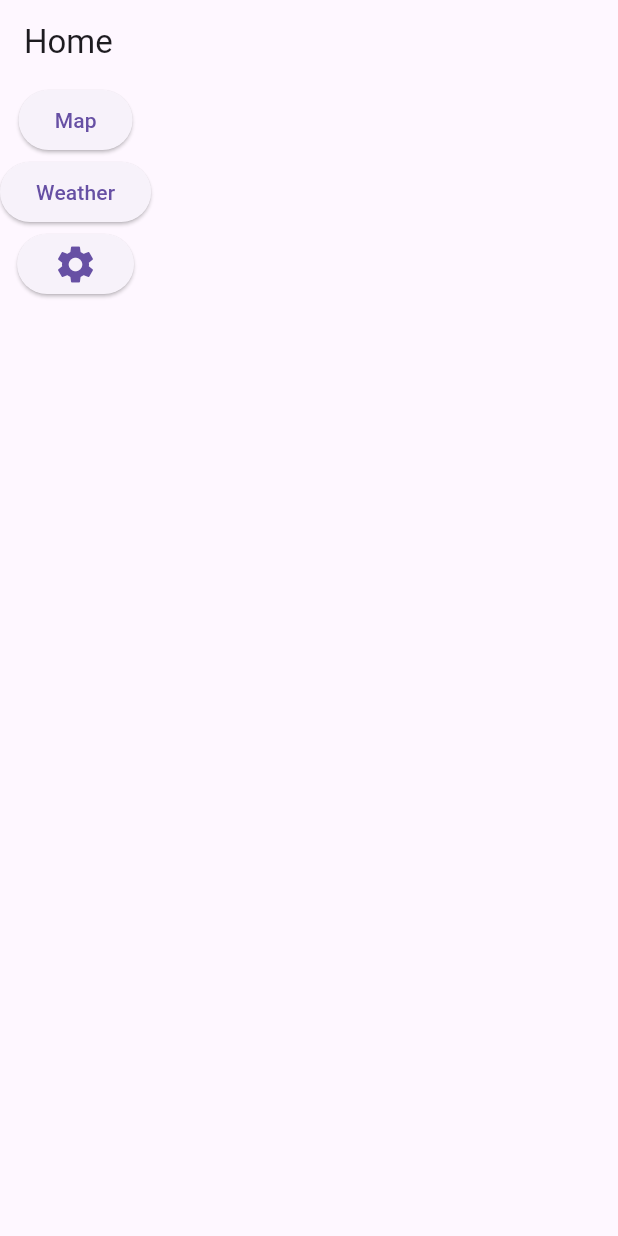
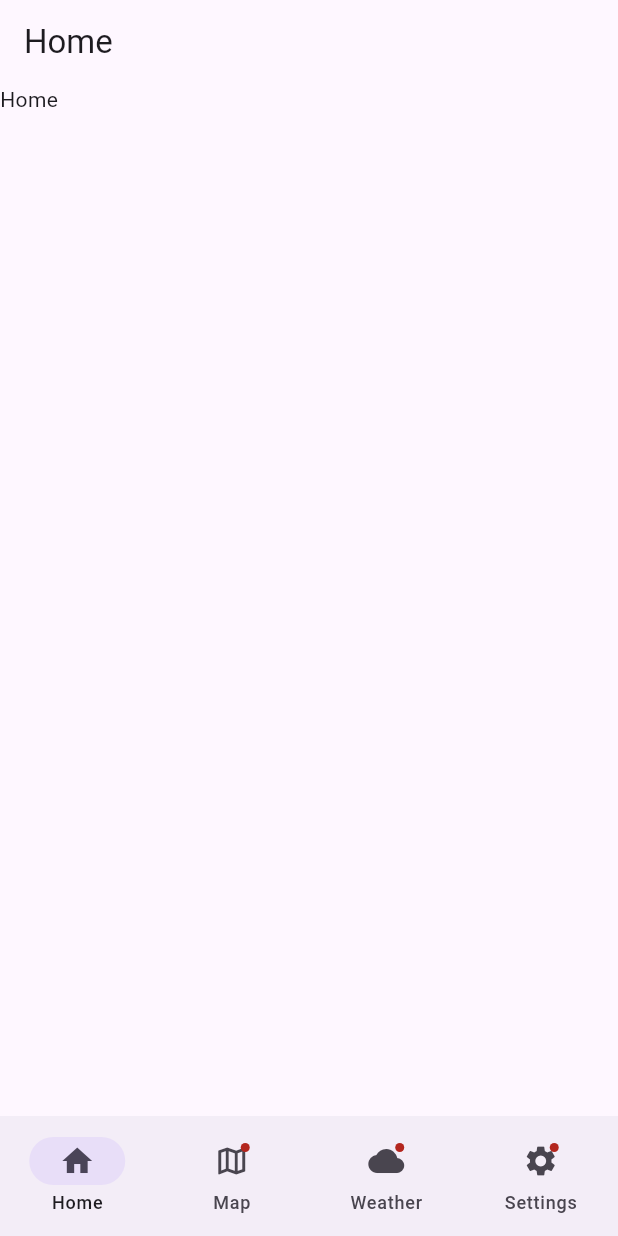
Before and after one commit to makandriival/katai, a Flutter app: the screen it shows after launch, on a phone screen of 412 x 824 dp. Run offline on Flutter 3.47's test engine with Material 3 defaults, Android fonts, the phone set to English and light mode, and no system bars; our stand-ins replace flutter_map, flutter_svg, latlong2; missing offline and left inert: flutter_map_location_marker; generated files the repository leaves out were written again.

Commit message:
nav done

```diff
--- a/lib/src/screens/home/home.dart
+++ b/lib/src/screens/home/home.dart
@@ -15,31 +15,55 @@ class _HomeScreenState extends State<HomeScreen> {
       appBar: AppBar(
         title: const Text('Home'),
       ),
-      body: Column(
-        // mainAxisAlignment: MainAxisAlignment.center,
-        crossAxisAlignment: CrossAxisAlignment.center,
+      bottomNavigationBar: NavigationBar(
+        onDestinationSelected: (value) {
+          switch (value) {
+            case 0:
+              Navigator.pushNamed(context, '/home');
+              return;
+            case 1:
+              Navigator.pushNamed(context, '/map');
+              return;
+            case 2:
+              Navigator.pushNamed(context, '/weather');
+              return;
+            case 3:
+              Navigator.pushNamed(context, '/settings');
+              return;
+            default:
+              Navigator.pushNamed(context, '/home');
+          }
+        },
+        destinations: const <Widget>[
+          NavigationDestination(
+            selectedIcon: Icon(Icons.home),
+            icon: Icon(Icons.home_outlined),
+            label: 'Home',
+          ),
+          NavigationDestination(
+            selectedIcon: Badge(child: Icon(Icons.map)),
+            icon: Badge(child: Icon(Icons.map_outlined)),
+            label: 'Map',
+          ),
+          NavigationDestination(
+            icon: Badge(
+              // label: Text('2'),
+              child: Icon(Icons.cloud),
+            ),
+            label: 'Weather',
+          ),
+          NavigationDestination(
+            icon: Badge(
+              // label: Text('2'),
+              child: Icon(Icons.settings),
+            ),
+            label: 'Settings',
+          ),
+        ],
+      ),
+      body: const Column(
         children: [
-          ElevatedButton(
-            onPressed: () {
-              Navigator.pushNamed(context, '/map');
-            },
-            child: const Text('Map'),
-          ),
-          ElevatedButton(
-            onPressed: () {
-              Navigator.pushNamed(context, '/weather');
-            },
-            child: const Text('Weather'),
-          ),
-          ElevatedButton(
-            onPressed: () {
-              Navigator.pushNamed(context, SettingsView.routeName);
-            },
-            child: const Icon(
-              Icons.settings,
-              size: 30,
-            ),
-          ),
+          Text('Home'),
         ],
       ),
     );
```
